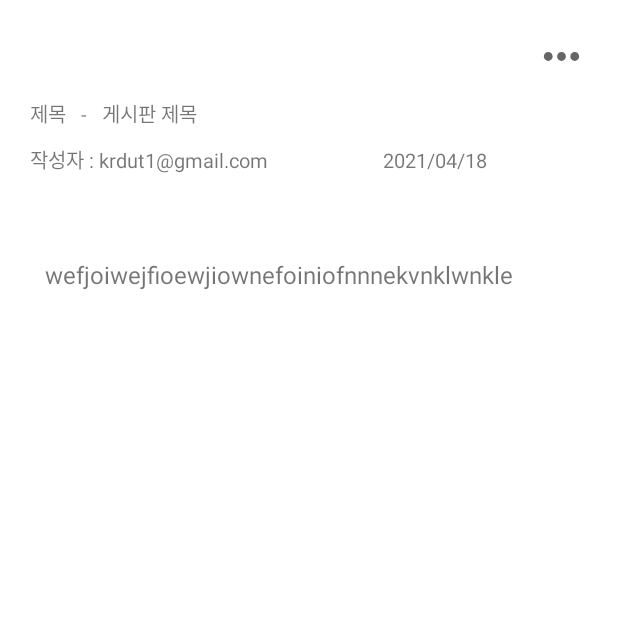
After one commit to shinseunguk/Plz-Delivery, an Android app: the BoardDetailActivity screen opened directly, with no data from a screen before it, on a phone screen of 412 x 824 dp, the top half of it. The commit adds this screen. Run offline under Robolectric (Android 15) with nearby library versions, the phone set to English and light mode, and no system bars.

Commit message:
[신승욱] 게시판 프론트 작업중

```diff
--- a/app/src/main/AndroidManifest.xml
+++ b/app/src/main/AndroidManifest.xml
@@ -17,6 +17,9 @@
         android:supportsRtl="true"
         android:theme="@style/Theme.Launchdinner"
         android:usesCleartextTraffic="true">
+        <activity
+            android:name=".BoardDetailActivity"
+            android:exported="true" />
         <activity
             android:name=".DeclarationActivity"
             android:exported="true" />
--- /dev/null
+++ b/app/src/main/java/com/example/launchdinner/BoardDetailActivity.java
@@ -0,0 +1,128 @@
+package com.example.launchdinner;
+
+import androidx.appcompat.app.AppCompatActivity;
+
+import android.app.Activity;
+import android.content.ContentValues;
+import android.content.Intent;
+import android.content.SharedPreferences;
+import android.os.AsyncTask;
+import android.os.Bundle;
+import android.util.Log;
+import android.view.View;
+import android.widget.ImageView;
+import android.widget.TextView;
+
+import org.json.JSONException;
+import org.json.JSONObject;
+
+import java.text.DecimalFormat;
+
+public class BoardDetailActivity extends AppCompatActivity {
+
+    String LOG_TAG = "BoardDetailActivity";
+    String localIp, userId;
+    ImageView imageView;
+    TextView title, content, writer, time;
+
+    String[] items = {"게시판 수정", "게시판 삭제"};
+    @Override
+    protected void onCreate(Bundle savedInstanceState) {
+        super.onCreate(savedInstanceState);
+        setContentView(R.layout.activity_board_detail);
+        localIp = getString(R.string.localip);
+
+        SharedPreferences pref = getSharedPreferences("Preferenceszz", Activity.MODE_PRIVATE);
+        userId = pref.getString("id", "id");
+
+        title = findViewById(R.id.title);
+        content = findViewById(R.id.content);
+        writer = findViewById(R.id.writer);
+        time = findViewById(R.id.time);
+
+        imageView = findViewById(R.id.revise);
+        imageView.setClickable(true);
+        imageView.setOnClickListener(new View.OnClickListener() {
+            @Override
+            public void onClick(View v) {
+                Log.d("ddd", "asdasd");
+            }
+        });
+        init();
+    }
+
+    public void init(){
+        if(getIntent() != null){
+            Intent intent = getIntent();
+            long id = intent.getLongExtra("id",1234);
+            Log.d(LOG_TAG+"!!!!!", String.valueOf(id));
+
+            ContentValues values = new ContentValues();
+            values.put("id", id);
+
+//            NetworkTask networkTask = new NetworkTask(localIp+"/boardDetail", values);
+//            networkTask.execute();
+        }
+    }
+
+    public class NetworkTask extends AsyncTask<Void, Void, String> {
+
+        String url;
+        ContentValues values;
+
+        NetworkTask(String url, ContentValues values)
+        {
+            this.url = url;
+            this.values = values;
+        }
+
+        NetworkTask(String url)
+        {
+            this.url = url;
+            this.values = values;
+        }
+
+
+        @Override
+        protected void onPreExecute() {
+            super.onPreExecute();
+            //progress bar를 보여주는 등등의 행위
+        }
+
+        @Override
+        protected String doInBackground(Void... params) {
+            String result;
+            RequestHttpURLConnection requestHttpURLConnection = new RequestHttpURLConnection(getApplicationContext());
+            result = requestHttpURLConnection.request(url, values);
+            return result; // 결과가 여기에 담깁니다. 아래 onPostExecute()의 파라미터로 전달됩니다.
+        }
+
+        @Override
+        protected void onPostExecute(String result) {
+            Log.d(LOG_TAG, result);
+
+            try {
+                // result -> JSONObject 파싱 완료
+                JSONObject json = new JSONObject(result);
+
+                Log.d(LOG_TAG+"result" , json.getString("comuserm_id"));
+
+                if(userId == json.getString("comuserm_id")){
+                    imageView.setVisibility(View.VISIBLE);
+                }else {
+                    imageView.setVisibility(View.INVISIBLE);
+                }
+
+                //금액 format
+                title.setText(json.getString("title")); // 제목
+                content.setText(json.getString("content"));// 내용
+                time.setText(json.getString("localDateTime"));// 시간
+                writer.setText(json.getString("comuserm_id"));// 작성자
+
+            } catch (JSONException e) {
+                e.printStackTrace();
+            }
+
+        }
+    }
+}
--- a/app/src/main/java/com/example/launchdinner/BoardWriteActivity.java
+++ b/app/src/main/java/com/example/launchdinner/BoardWriteActivity.java
@@ -98,7 +98,7 @@ public class BoardWriteActivity extends AppCompatActivity {
             values.put("content", content);
             values.put("date", date);
 
-            NetworkTask networkTask = new NetworkTask(localIp+"/board/write", values);
+            NetworkTask networkTask = new NetworkTask(localIp+"/boardWrite", values);
             networkTask.execute();
         }
     }
--- a/app/src/main/java/com/example/launchdinner/Fragment2.java
+++ b/app/src/main/java/com/example/launchdinner/Fragment2.java
@@ -36,7 +36,7 @@ import java.util.concurrent.ExecutionException;
 
 public class Fragment2 extends ListFragment {
 
-    ListViewAdapter adapter ;
+    ListViewAdapter adapter;
     ViewPager viewPager;
     TabLayout tabLayout;
     String localIp;
--- /dev/null
+++ b/app/src/main/res/drawable/ic_baseline_more_horiz_24.xml
@@ -0,0 +1,10 @@
+<vector xmlns:android="http://schemas.android.com/apk/res/android"
+    android:width="24dp"
+    android:height="24dp"
+    android:viewportWidth="24"
+    android:viewportHeight="24"
+    android:tint="?attr/colorControlNormal">
+  <path
+      android:fillColor="@android:color/white"
+      android:pathData="M6,10c-1.1,0 -2,0.9 -2,2s0.9,2 2,2 2,-0.9 2,-2 -0.9,-2 -2,-2zM18,10c-1.1,0 -2,0.9 -2,2s0.9,2 2,2 2,-0.9 2,-2 -0.9,-2 -2,-2zM12,10c-1.1,0 -2,0.9 -2,2s0.9,2 2,2 2,-0.9 2,-2 -0.9,-2 -2,-2z"/>
+</vector>
--- /dev/null
+++ b/app/src/main/res/layout/activity_board_detail.xml
@@ -0,0 +1,109 @@
+<?xml version="1.0" encoding="utf-8"?>
+<androidx.constraintlayout.widget.ConstraintLayout xmlns:android="http://schemas.android.com/apk/res/android"
+    xmlns:app="http://schemas.android.com/apk/res-auto"
+    xmlns:tools="http://schemas.android.com/tools"
+    android:layout_width="match_parent"
+    android:layout_height="match_parent"
+    tools:context=".BoardDetailActivity">
+<LinearLayout
+    android:layout_width="match_parent"
+    android:layout_height="match_parent"
+    android:orientation="vertical">
+
+    <LinearLayout
+        android:layout_width="wrap_content"
+        android:layout_height="wrap_content"
+        android:orientation="vertical"
+        android:layout_gravity="right"
+        android:layout_marginTop="20dp"
+        android:layout_marginRight="20dp"
+        tools:ignore="MissingConstraints">
+        <LinearLayout
+            android:layout_width="wrap_content"
+            android:layout_height="wrap_content">
+
+            <ImageView
+                android:id="@+id/revise"
+                android:layout_width="35dp"
+                android:layout_height="35dp"
+                android:onClick="imageClick"
+                android:src="@drawable/ic_baseline_more_horiz_24"
+                tools:ignore="OnClick" />
+
+        </LinearLayout>
+
+    </LinearLayout>
+
+    <LinearLayout
+        android:layout_width="match_parent"
+        android:layout_height="wrap_content"
+        android:layout_marginLeft="20dp"
+        android:layout_marginTop="10dp"
+        android:layout_marginRight="20dp"
+        android:orientation="horizontal">
+
+        <TextView
+            android:layout_width="wrap_content"
+            android:layout_height="wrap_content"
+            android:text="제목   -"
+            android:textSize="13dp" />
+
+        <TextView
+            android:id="@+id/title"
+            android:layout_width="match_parent"
+            android:layout_height="wrap_content"
+            android:layout_marginLeft="10dp"
+            android:text="게시판 제목"
+            android:textSize="13dp"/>
+
+    </LinearLayout>
+
+    <LinearLayout
+        android:layout_width="match_parent"
+        android:layout_height="wrap_content"
+        android:layout_marginLeft="20dp"
+        android:layout_marginTop="10dp"
+        android:layout_marginRight="20dp"
+        android:orientation="horizontal">
+
+        <TextView
+            android:id="@+id/writer"
+            android:layout_width="wrap_content"
+            android:layout_height="wrap_content"
+            android:text="작성자 : krdut1@gmail.com"
+            android:textSize="13dp" />
+
+        <TextView
+            android:id="@+id/time"
+            android:layout_width="match_parent"
+            android:layout_height="wrap_content"
+            android:layout_marginLeft="10dp"
+            android:text="2021/04/18"
+            android:textAlignment="center"
+            android:textSize="13dp"/>
+
+    </LinearLayout>
+
+    <LinearLayout
+        android:layout_width="match_parent"
+        android:layout_height="wrap_content"
+        android:layout_marginTop="15dp"
+        android:layout_marginLeft="20dp"
+        android:layout_marginRight="20dp"
+        android:orientation="horizontal">
+
+        <TextView
+            android:id="@+id/boardContent"
+            android:padding="10dp"
+            android:layout_marginTop="30dp"
+            android:layout_width="match_parent"
+            android:layout_height="450dp"
+            android:textSize="16dp"
+            android:text="wefjoiwejfioewjiownefoiniofnnnekvnklwnkle"
+            />
+
+    </LinearLayout>
+
+</LinearLayout>
+
+</androidx.constraintlayout.widget.ConstraintLayout>
--- a/app/src/main/res/values/strings.xml
+++ b/app/src/main/res/values/strings.xml
@@ -3,6 +3,7 @@
     <!-- TODO: Remove or change this placeholder text -->
     <string name="hello_blank_fragment">Hello blank fragment</string>
     <string name="kakao_app_key">9e2ef8e16a27dfce871331354795f185</string>
-<!--    <string name="localip">http://113.199.97.48:8080</string>-->
-    <string name="localip">http://172.30.1.50:8008</string>
+    <!--    <string name="localip">http://113.199.97.48:8080</string>-->
+    <string name="localip">http://175.196.226.213:8008</string>
+<!--    <string name="localip">http://11.18.0.138:8008</string>-->
 </resources>
```
Also changed, not shown: app/src/main/java/com/example/launchdinner/Fragment4.java (+86 -4 lines), app/src/main/java/com/example/launchdinner/ListViewAdapter2.java (+19 -17 lines), app/src/main/res/layout/listview_item2.xml (+26 -20 lines), gradle/wrapper/gradle-wrapper.properties, 3 other files.
